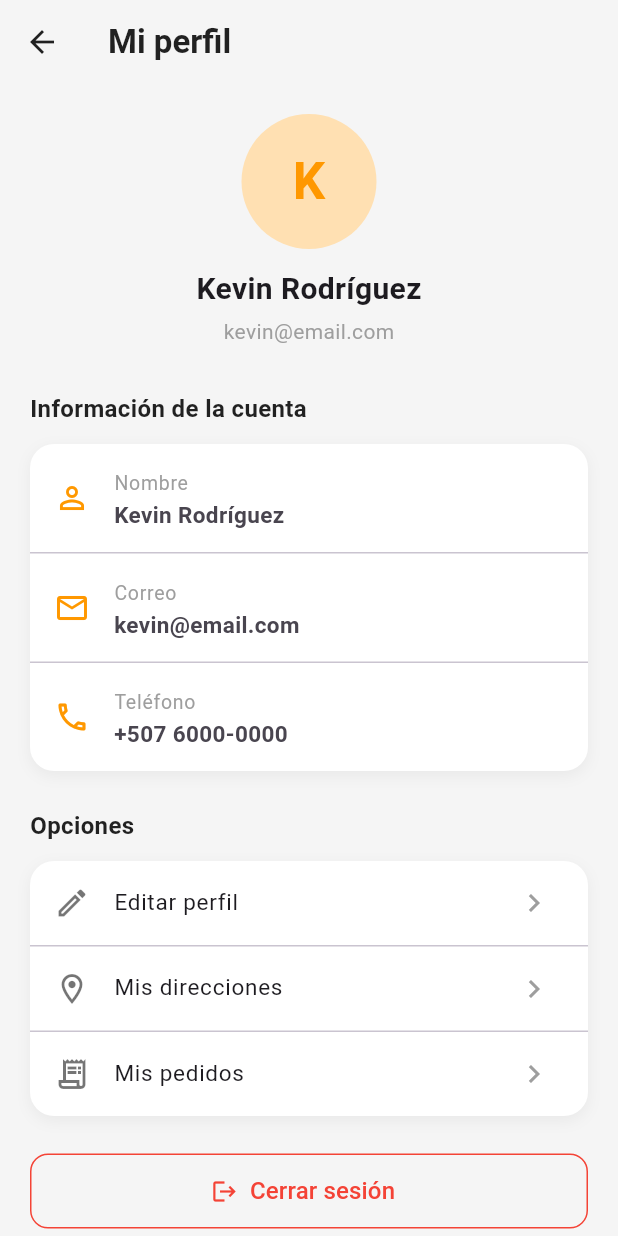
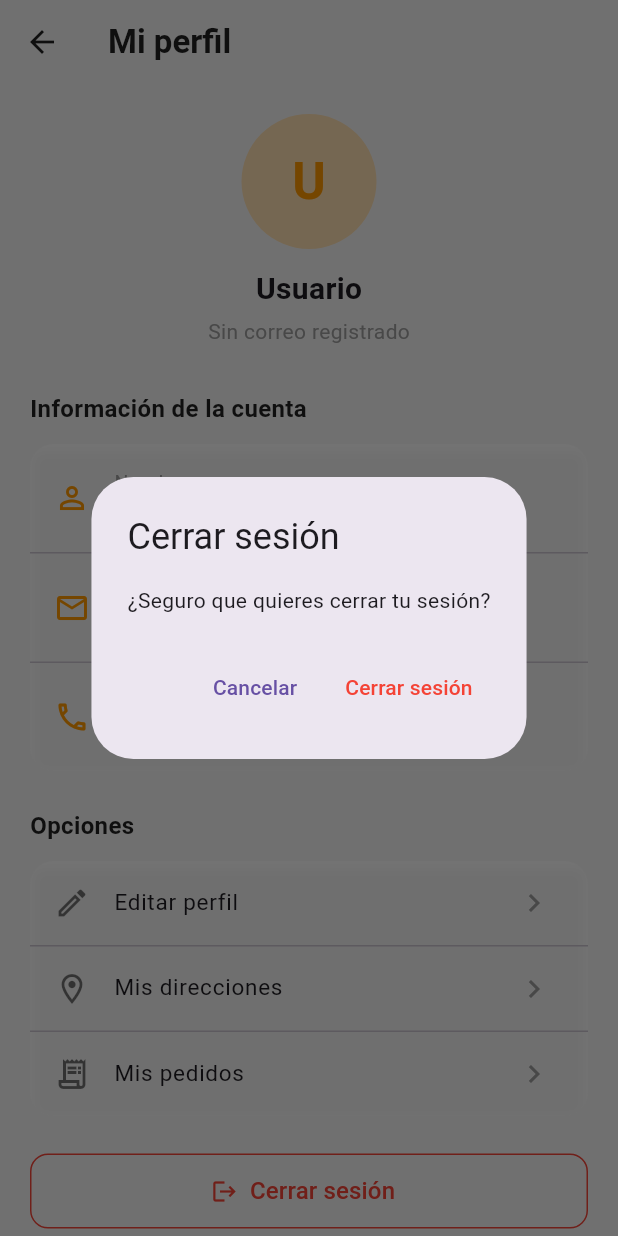
Before and after one commit to RoderickMS/DSFVI, a Flutter app: the PerfilScreen screen opened directly, after a tap on "Cerrar sesión", on a phone screen of 412 x 824 dp. Run offline on Flutter 3.47's test engine with Material 3 defaults, Android fonts, the phone set to English and light mode, and no system bars; our stand-ins replace cloud_firestore, firebase_auth, firebase_core; accounts and stored records are empty.

Commit message:
mejoras de la vista perfil

```diff
--- a/burgershop/lib/screens/perfil/perfil_screen.dart
+++ b/burgershop/lib/screens/perfil/perfil_screen.dart
@@ -1,17 +1,79 @@
+import 'package:burgershop/screens/login/login_screen.dart';
+import 'package:cloud_firestore/cloud_firestore.dart';
+import 'package:firebase_auth/firebase_auth.dart';
 import 'package:flutter/material.dart';
 
 // Pantalla de Perfil. Se llega aquí desde Home (ícono de perfil o tarjeta).
-// TODO: reemplazar los datos de _usuario por los reales de Firebase Auth
-// y del documento del usuario en Firestore (/usuarios).
-class PerfilScreen extends StatelessWidget {
+// Carga los datos reales del usuario autenticado: primero desde
+// FirebaseAuth (correo, nombre si lo tiene) y luego completa/actualiza con
+// el documento del usuario guardado en Firestore, colección "usuarios".
+class PerfilScreen extends StatefulWidget {
   const PerfilScreen({super.key});
 
-  // Datos de ejemplo — misma forma que tu colección /usuarios
-  final Map<String, String> _usuario = const {
-    "nombre": "Kevin Rodríguez",
-    "email": "kevin@email.com",
-    "telefono": "+507 6000-0000",
+  @override
+  State<PerfilScreen> createState() => _PerfilScreenState();
+}
+
+class _PerfilScreenState extends State<PerfilScreen> {
+  bool _cargando = true;
+  Map<String, String> _usuario = {
+    "nombre": "",
+    "email": "",
+    "telefono": "",
   };
+
+  @override
+  void initState() {
+    super.initState();
+    _cargarDatosUsuario();
+  }
+
+  Future<void> _cargarDatosUsuario() async {
+    final user = FirebaseAuth.instance.currentUser;
+
+    if (user == null) {
+      // No hay sesión iniciada; deja los campos vacíos y detiene la carga.
+      setState(() => _cargando = false);
+      return;
+    }
+
+    // Datos base que siempre vienen de FirebaseAuth.
+    String nombre = user.displayName ?? "";
+    String email = user.email ?? "";
+    String telefono = user.phoneNumber ?? "";
+
+    try {
+      // Se completa/actualiza con el documento del usuario en Firestore,
+      // por si ahí se guardó el nombre o teléfono al registrarse.
+      final doc = await FirebaseFirestore.instance
+          .collection("usuarios")
+          .doc(user.uid)
+          .get();
+
+      if (doc.exists) {
+        final data = doc.data()!;
+        nombre = (data["nombre"] as String?)?.trim().isNotEmpty == true
+            ? data["nombre"]
+            : nombre;
+        telefono = (data["telefono"] as String?)?.trim().isNotEmpty == true
+            ? data["telefono"]
+            : telefono;
+      }
+    } catch (_) {
+      // Si falla la consulta a Firestore, seguimos con lo que ya tenemos
+      // de FirebaseAuth en vez de romper la pantalla.
+    }
+
+    if (!mounted) return;
+    setState(() {
+      _usuario = {
+        "nombre": nombre.isNotEmpty ? nombre : "Usuario",
+        "email": email.isNotEmpty ? email : "Sin correo registrado",
+        "telefono": telefono.isNotEmpty ? telefono : "No registrado",
+      };
+      _cargando = false;
+    });
+  }
 
   @override
   Widget build(BuildContext context) {
@@ -21,13 +83,27 @@ class PerfilScreen extends StatelessWidget {
         backgroundColor: Colors.grey.shade100,
         elevation: 0,
         foregroundColor: Colors.black87,
+        leading: IconButton(
+          icon: const Icon(Icons.arrow_back),
+          tooltip: "Volver",
+          onPressed: () {
+            if (Navigator.of(context).canPop()) {
+              Navigator.pop(context);
+            }
+            // Si no hay a dónde regresar (se abrió como pantalla raíz),
+            // simplemente no hacemos nada; evita depender de rutas
+            // nombradas que tu app aún no tiene configuradas.
+          },
+        ),
         title: const Text(
           "Mi perfil",
           style: TextStyle(fontWeight: FontWeight.bold),
         ),
       ),
       body: SafeArea(
-        child: SingleChildScrollView(
+        child: _cargando
+            ? const Center(child: CircularProgressIndicator())
+            : SingleChildScrollView(
                 padding: const EdgeInsets.all(20),
                 child: Column(
                   crossAxisAlignment: CrossAxisAlignment.start,
@@ -65,6 +141,10 @@ class PerfilScreen extends StatelessWidget {
   }
 
   Widget _buildEncabezado() {
+    final inicial = _usuario["nombre"]!.isNotEmpty
+        ? _usuario["nombre"]!.substring(0, 1).toUpperCase()
+        : "?";
+
     return Center(
       child: Column(
         children: [
@@ -72,7 +152,7 @@ class PerfilScreen extends StatelessWidget {
             radius: 45,
             backgroundColor: Colors.orange.shade100,
             child: Text(
-              _usuario["nombre"]!.substring(0, 1).toUpperCase(),
+              inicial,
               style: const TextStyle(
                 fontSize: 34,
                 fontWeight: FontWeight.bold,
@@ -99,10 +179,13 @@ class PerfilScreen extends StatelessWidget {
   }
 
   Widget _buildInfoCard() {
-    return Container(
-      decoration: BoxDecoration(
+    return Material(
       color: Colors.white,
       borderRadius: BorderRadius.circular(16),
+      clipBehavior: Clip.antiAlias,
+      elevation: 0,
+      child: Container(
+        decoration: BoxDecoration(
           boxShadow: [
             BoxShadow(
               color: Colors.black.withOpacity(0.05),
@@ -132,6 +215,7 @@ class PerfilScreen extends StatelessWidget {
             ),
           ],
         ),
+      ),
     );
   }
 
@@ -154,10 +238,13 @@ class PerfilScreen extends StatelessWidget {
   }
 
   Widget _buildOpciones(BuildContext context) {
-    return Container(
-      decoration: BoxDecoration(
+    return Material(
       color: Colors.white,
       borderRadius: BorderRadius.circular(16),
+      clipBehavior: Clip.antiAlias,
+      elevation: 0,
+      child: Container(
+        decoration: BoxDecoration(
           boxShadow: [
             BoxShadow(
               color: Colors.black.withOpacity(0.05),
@@ -193,6 +280,7 @@ class PerfilScreen extends StatelessWidget {
             ),
           ],
         ),
+      ),
     );
   }
 
@@ -209,16 +297,54 @@ class PerfilScreen extends StatelessWidget {
     );
   }
 
+  Future<void> _confirmarCerrarSesion(BuildContext context) async {
+    final confirmar = await showDialog<bool>(
+      context: context,
+      builder: (dialogContext) => AlertDialog(
+        title: const Text("Cerrar sesión"),
+        content: const Text("¿Seguro que quieres cerrar tu sesión?"),
+        actions: [
+          TextButton(
+            onPressed: () => Navigator.pop(dialogContext, false),
+            child: const Text("Cancelar"),
+          ),
+          TextButton(
+            onPressed: () => Navigator.pop(dialogContext, true),
+            child: const Text(
+              "Cerrar sesión",
+              style: TextStyle(color: Colors.red),
+            ),
+          ),
+        ],
+      ),
+    );
+
+    if (confirmar != true) return;
+
+    try {
+      await FirebaseAuth.instance.signOut();
+      if (!context.mounted) return;
+      // Limpia todo el historial de navegación para que el usuario no
+      // pueda "regresar" a pantallas protegidas con el botón atrás.
+      Navigator.pushAndRemoveUntil(
+        context,
+        MaterialPageRoute(builder: (context) => const LoginScreen()),
+        (route) => false,
+      );
+    } catch (e) {
+      if (!context.mounted) return;
+      ScaffoldMessenger.of(context).showSnackBar(
+        SnackBar(content: Text("No se pudo cerrar sesión: $e")),
+      );
+    }
+  }
+
   Widget _buildBotonCerrarSesion(BuildContext context) {
     return SizedBox(
       width: double.infinity,
       height: 50,
       child: OutlinedButton.icon(
-        onPressed: () {
-          // TODO: cerrar sesión con FirebaseAuth.instance.signOut()
-          // y navegar de vuelta a LoginScreen, limpiando el stack:
-          // Navigator.pushNamedAndRemoveUntil(context, '/login', (route) => false);
-        },
+        onPressed: () => _confirmarCerrarSesion(context),
         icon: const Icon(Icons.logout, color: Colors.red),
         label: const Text(
           "Cerrar sesión",
```
Lines whose indentation alone changed are shown as unchanged.
